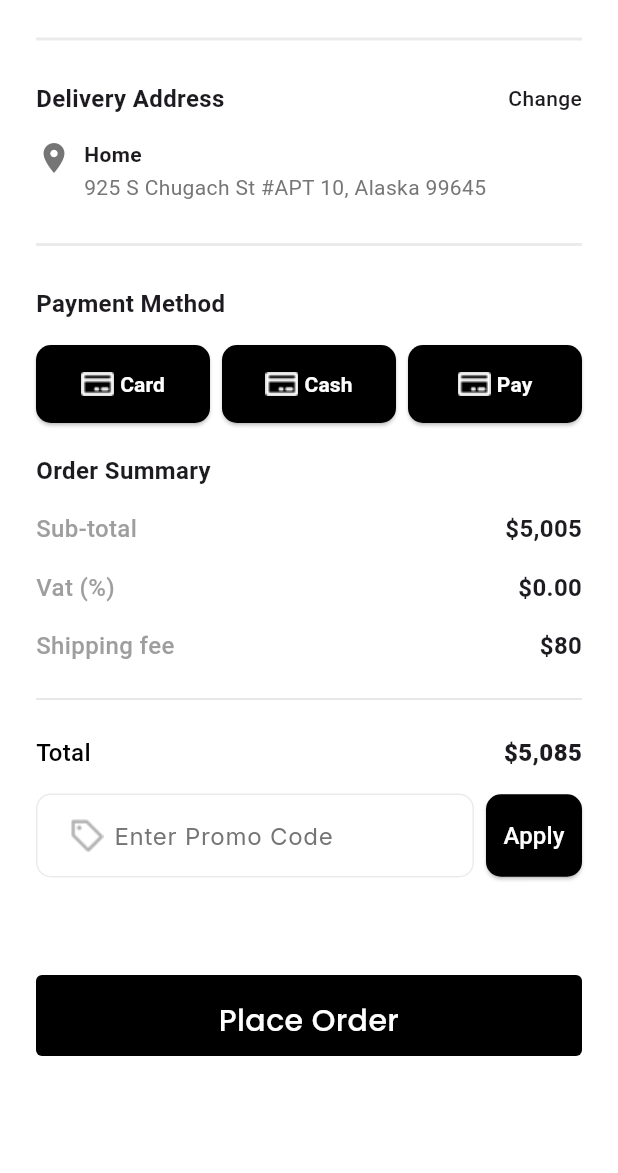
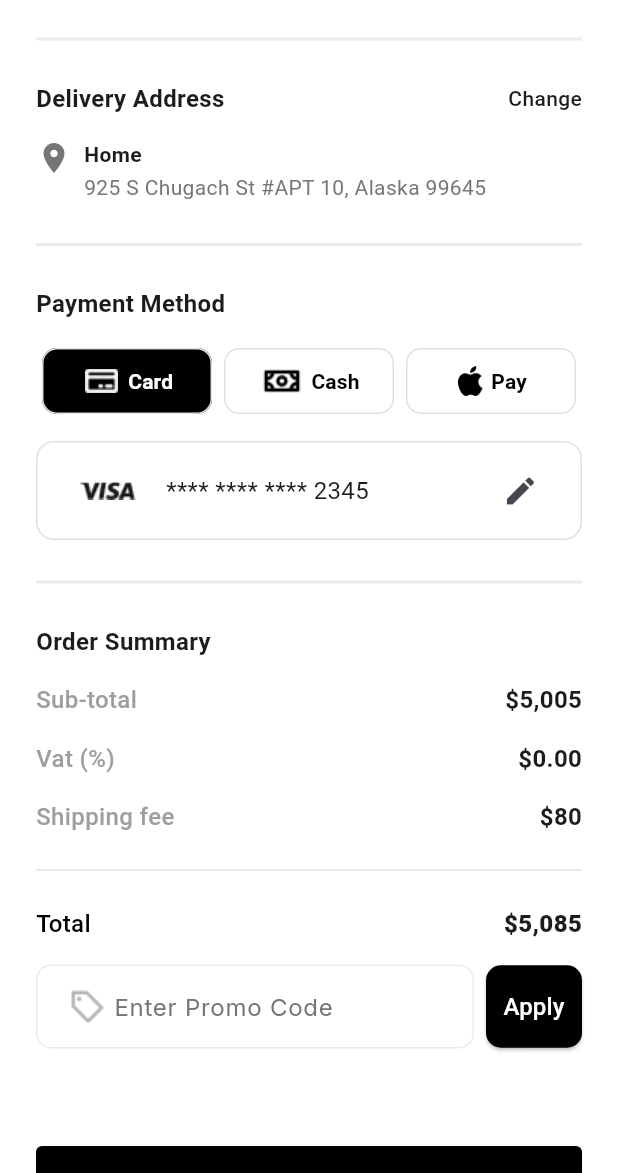
Before and after one commit to Shahin1011/Freebie, a Flutter app: the CheckoutScreen screen opened by its route, on a phone screen of 412 x 824 dp, the part 63-1236 px from its top. Run offline on Flutter 3.47's test engine with Material 3 defaults, Android fonts, the phone set to English and light mode, and no system bars; our stand-ins replace cached_network_image, flutter_screenutil, flutter_spinkit, flutter_svg, fluttertoast, get and 4 more.

Commit message:
update the Checkout section

```diff
--- /dev/null
+++ b/devtools_options.yaml
@@ -0,0 +1,3 @@
+description: This file stores settings for Dart & Flutter DevTools.
+documentation: https://docs.flutter.dev/tools/devtools/extensions#configure-extension-enablement-states
+extensions:
--- /dev/null
+++ b/lib/controller/paymentController.dart
@@ -0,0 +1,10 @@
+import 'package:freebie/model/payment_selector_model.dart';
+import 'package:get/get.dart';
+
+class PaymentController extends GetxController {
+  var selectedMethod = PaymentMethod.card.obs;
+
+  void selectMethod(PaymentMethod method) {
+    selectedMethod.value = method;
+  }
+}
--- /dev/null
+++ b/lib/model/payment_selector_model.dart
@@ -0,0 +1,4 @@
+
+enum PaymentMethod {
+  card, cash, pay
+}
--- a/lib/utils/app_icons/app_icons.dart
+++ b/lib/utils/app_icons/app_icons.dart
@@ -40,6 +40,8 @@ class AppIcons {
   static const String abstractIcon = "assets/icons/minusIcon.png";
   static const String deleteIcon = "assets/icons/deleteIcon.png";
   static const String cardIcon = "assets/icons/cardIcon.png";
+  static const String cashIcon = "assets/icons/cashIcon.png";
+  static const String appleIcon = "assets/icons/appleIcon.png";
 
 
 
--- a/lib/view/screens/Cart/checkout_screen.dart
+++ b/lib/view/screens/Cart/checkout_screen.dart
@@ -5,6 +5,8 @@ import 'package:freebie/view/components/custom_button/custom_button.dart';
 import 'package:freebie/view/components/custom_image/custom_image.dart';
 import 'package:freebie/view/components/custom_royel_appbar/custom_royel_appbar.dart';
 import 'package:freebie/view/components/custom_text_field/custom_text_field.dart';
+import 'package:freebie/view/screens/Cart/widget/card_info_box.dart';
+import 'package:freebie/view/screens/Cart/widget/payment_mathod_selector.dart';
 
 
 class CheckoutScreen extends StatefulWidget{
@@ -103,6 +105,9 @@ class _CheckoutScreenState extends State<CheckoutScreen> {
           ),
 
           SizedBox(height: 20,),
+          Column(
+            crossAxisAlignment: CrossAxisAlignment.start,
+            children: [
               Text(
                 'Payment Method',
                 style: TextStyle(
@@ -110,97 +115,24 @@ class _CheckoutScreenState extends State<CheckoutScreen> {
                   fontWeight: FontWeight.w600,
                 ),
               ),
+              SizedBox(height: 16,),
+              PaymentMethodSelector(),
+            ],
+          ),
 
           SizedBox(height: 16,),
-          Row(
-
-            children: [
-              Expanded(
-                child: ElevatedButton(
-                  onPressed: (){},
-                  style: ElevatedButton.styleFrom(
-                    backgroundColor: Colors.black,
-                    padding: EdgeInsets.symmetric(vertical: 16),
-                    shape: RoundedRectangleBorder(
-                      borderRadius: BorderRadius.circular(10),
-                    )
-                  ),
-                  child: Row(
-                    mainAxisAlignment: MainAxisAlignment.center,
-                    children: [
-                      CustomImage(imageSrc: AppIcons.cardIcon, ),
-                      SizedBox(width: 4,),
-                      Text(
-                        'Card',
-                        style: TextStyle(
-                          fontSize: 14,
-                          fontWeight: FontWeight.w600,
-                          color: Colors.white,
-                        ),
-                      )
-                    ],
-                  ),
-                ),
+          CardInfoBox(
+            cardNumber: '4123456789012345',
+            onEdit: (){
+              print("Edit tapped");
+            },
           ),
 
-              SizedBox(width: 8,),
-              Expanded(
-                child: ElevatedButton(
-                  onPressed: (){},
-                  style: ElevatedButton.styleFrom(
-                      backgroundColor: Colors.black,
-                      padding: EdgeInsets.symmetric(vertical: 16),
-                      shape: RoundedRectangleBorder(
-                          borderRadius: BorderRadius.circular(10)
-                      )
-                  ),
-                  child: Row(
-                    mainAxisAlignment: MainAxisAlignment.center,
-                    children: [
-                      CustomImage(imageSrc: AppIcons.cardIcon),
-                      SizedBox(width: 4,),
-                      Text(
-                        'Cash',
-                        style: TextStyle(
-                          fontSize: 14,
-                          fontWeight: FontWeight.w600,
-                          color: Colors.white,
-                        ),
-                      )
-                    ],
-                  ),
-                ),
-              ),
 
-              SizedBox(width: 8,),
-              Expanded(
-                child: ElevatedButton(
-                  onPressed: (){},
-                  style: ElevatedButton.styleFrom(
-                      backgroundColor: Colors.black,
-                      padding: EdgeInsets.symmetric(vertical: 16),
-                      shape: RoundedRectangleBorder(
-                          borderRadius: BorderRadius.circular(10)
-                      )
-                  ),
-                  child: Row(
-                    mainAxisAlignment: MainAxisAlignment.center,
-                    children: [
-                      CustomImage(imageSrc: AppIcons.cardIcon),
-                      SizedBox(width: 4,),
-                      Text(
-                        'Pay',
-                        style: TextStyle(
-                          fontSize: 14,
-                          fontWeight: FontWeight.w600,
-                          color: Colors.white,
-                        ),
-                      )
-                    ],
-                  ),
-                ),
-              )
-            ],
+          SizedBox(height: 20,),
+          Divider(
+            thickness: 2,
+            color: AppColors.grey_02,
           ),
 
           SizedBox(height: 20,),
--- /dev/null
+++ b/lib/view/screens/Cart/widget/card_info_box.dart
@@ -0,0 +1,65 @@
+import 'package:flutter/material.dart';
+
+class CardInfoBox extends StatelessWidget {
+  final String cardNumber;
+  final VoidCallback? onEdit;
+
+  const CardInfoBox({
+    super.key,
+    required this.cardNumber,
+    this.onEdit,
+  });
+
+  String detectCardType(String number) {
+    if (number.startsWith('4')) return 'VISA';
+    if (number.startsWith('5')) return 'MasterCard';
+    return 'Card';
+  }
+
+  String getCardLogo(String cardType) {
+    switch (cardType) {
+      case 'VISA':
+        return 'assets/icons/visaIcon.png';
+      case 'MasterCard':
+        return 'assets/icons/masterIcon.png';
+      default:
+        return 'assets/icons/visaIcon.png'; // default fallback
+    }
+  }
+
+  String maskCardNumber(String number) {
+    if (number.length < 4) return '****';
+    return '**** **** **** ${number.substring(number.length - 4)}';
+  }
+
+  @override
+  Widget build(BuildContext context) {
+    final cardType = detectCardType(cardNumber);
+    final cardLogo = getCardLogo(cardType);
+    final masked = maskCardNumber(cardNumber);
+
+    return Container(
+      padding: const EdgeInsets.symmetric(horizontal: 16, vertical: 8),
+      decoration: BoxDecoration(
+        border: Border.all(color: Colors.black12),
+        borderRadius: BorderRadius.circular(12),
+        color: Colors.white,
+      ),
+      child: Row(
+        children: [
+          Image.asset(cardLogo, height: 20),
+          const SizedBox(width: 8),
+          Text(
+            masked,
+            style: const TextStyle(fontSize: 16),
+          ),
+          const Spacer(),
+          IconButton(
+            icon: const Icon(Icons.edit),
+            onPressed: onEdit ?? () {},
+          ),
+        ],
+      ),
+    );
+  }
+}
--- /dev/null
+++ b/lib/view/screens/Cart/widget/payment_mathod_selector.dart
@@ -0,0 +1,62 @@
+import 'package:flutter/material.dart';
+import 'package:freebie/model/payment_selector_model.dart';
+import 'package:get/get.dart';
+import 'package:freebie/utils/app_icons/app_icons.dart';
+import 'package:freebie/controller/paymentController.dart';
+
+class PaymentMethodSelector extends StatelessWidget {
+  final PaymentController controller = Get.put(PaymentController());
+
+  @override
+  Widget build(BuildContext context) {
+    return Obx(() => Row(
+      children: PaymentMethod.values.map((method) {
+        bool isSelected = controller.selectedMethod.value == method;
+        String label = method.name.capitalize!;
+        String icon = method == PaymentMethod.card
+            ? AppIcons.cardIcon
+            : method == PaymentMethod.cash
+            ? AppIcons.cashIcon
+            : AppIcons.appleIcon;
+
+        return Expanded(
+          child: Padding(
+            padding: const EdgeInsets.symmetric(horizontal: 4),
+            child: ElevatedButton(
+              onPressed: () => controller.selectMethod(method),
+              style: ElevatedButton.styleFrom(
+                backgroundColor: isSelected ? Colors.black : Colors.white,
+                foregroundColor: isSelected ? Colors.white : Colors.black,
+                padding: const EdgeInsets.symmetric(vertical: 12),
+                shape: RoundedRectangleBorder(
+                  borderRadius: BorderRadius.circular(10),
+                  side: BorderSide(color: Colors.grey.shade300),
+                ),
+                elevation: 0,
+              ),
+              child: Row(
+                mainAxisAlignment: MainAxisAlignment.center,
+                children: [
+                  Image.asset(
+                    icon,
+                    height: 20,
+                    color: isSelected ? Colors.white : Colors.black,
+                  ),
+                  const SizedBox(width: 4),
+                  Text(
+                    label,
+                    style: TextStyle(
+                      fontSize: 14,
+                      fontWeight: FontWeight.w600,
+                      color: isSelected ? Colors.white : Colors.black,
+                    ),
+                  ),
+                ],
+              ),
+            ),
+          ),
+        );
+      }).toList(),
+    ));
+  }
+}
```
Also changed, not shown: assets/icons/appleIcon.png (added), assets/icons/cashIcon.png (added), assets/icons/masterIcon.png (added), assets/icons/visaIcon.png (added). Lines whose indentation alone changed are shown as unchanged.
